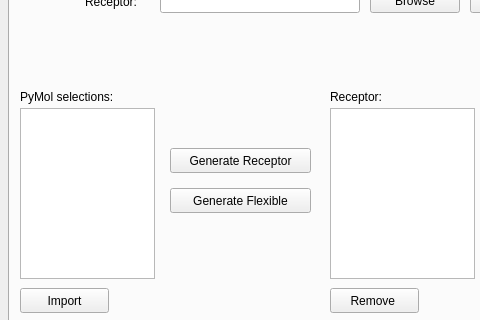
Before: the Qt Designer form demowidget.ui in gjonwick/MAGI-Dock, drawn with Qt 5; both pictures show x 362 to 842 and y 88 to 408 of the 1020 by 836 pixel window.
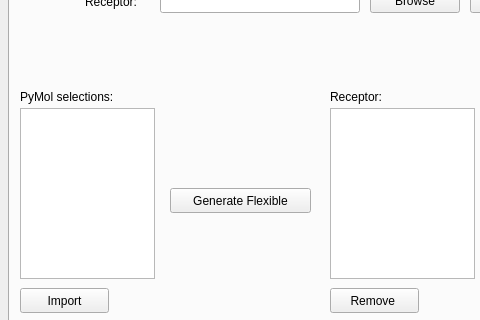
After: the same form once the commit is applied.

```diff
--- a/demowidget.ui
+++ b/demowidget.ui
@@ -532,8 +532,8 @@
     <widget class="QPushButton" name="genReceptor_btn">
      <property name="geometry">
       <rect>
-       <x>160</x>
-       <y>200</y>
+       <x>100</x>
+       <y>400</y>
        <width>141</width>
        <height>25</height>
       </rect>
```
